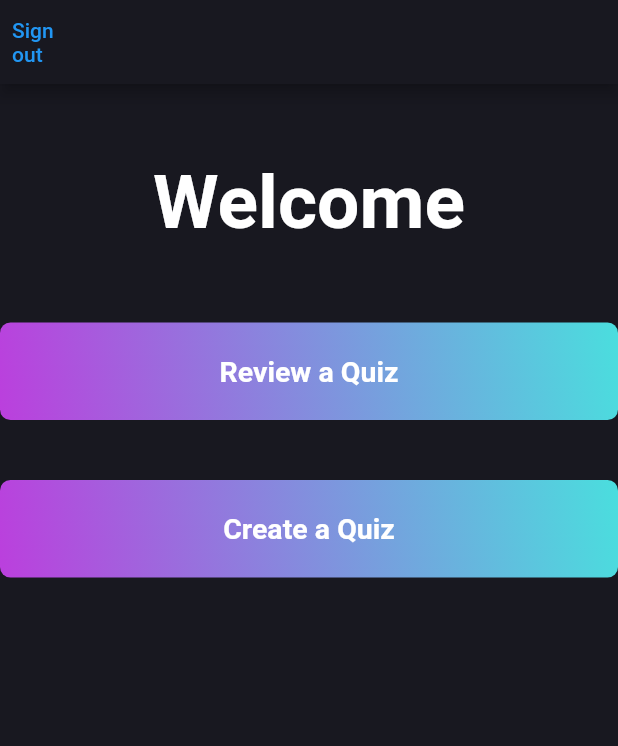
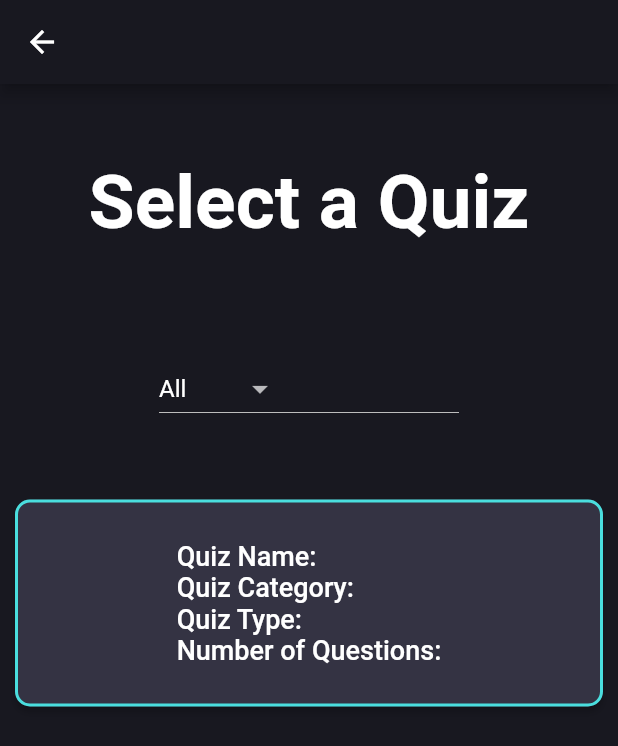
Before and after one commit to InnovaTech-21/Quiz_Attempt2, a Flutter app: the MenuPage screen opened directly, after a tap on "Review a Quiz", on a phone screen of 412 x 824 dp. Shown: the top 746 px of the screen. Run offline on Flutter 3.47's test engine with Material 2 defaults, Android fonts, the phone set to English and light mode, and no system bars; our stand-ins replace cloud_firestore, email_validator, firebase_auth, firebase_core, image_picker; accounts and stored records are empty; project files that could hold a hidden picture were left out.

Commit message:
changes to UI welcome, menu & select a quiz page

```diff
--- a/lib/Views/Home/homePage.dart
+++ b/lib/Views/Home/homePage.dart
@@ -38,9 +38,12 @@ class HomePage extends StatelessWidget {
               child: Row(
                 crossAxisAlignment: CrossAxisAlignment.start,
                 children: <Widget>[
-                  const Expanded(
+                  Expanded(
                     flex: 1,
-                    child: Welcome(),
+                    child: Padding(
+                      padding: EdgeInsets.only(bottom: 500.0), // Add padding to the bottom
+                      child: const Welcome(),
+                    ),
                   ),
                   Flexible(
                     flex: 1,
@@ -49,8 +52,7 @@ class HomePage extends StatelessWidget {
                       child: LayoutBuilder(
                         builder: (context, constraints) {
                           final buttonWidth = screenWidth > 600 ? 395.0 : constraints.maxWidth;
-                          const buttonHeight = 55.0;
-
+                          const buttonHeight = 65.0;
                           return SingleChildScrollView(
                             child: Column(
                               crossAxisAlignment: CrossAxisAlignment.center,
--- a/lib/menu.dart
+++ b/lib/menu.dart
@@ -5,6 +5,7 @@ import 'package:quiz_website/ColourPallete.dart';
 import 'package:quiz_website/Views/CreateQuiz/create_Quiz.dart';
 import 'package:quiz_website/Views/AnswerQuiz/ShortQuizAns.dart';
 import '../../main.dart';
+import 'package:quiz_website/selectAQuiz.dart';
 
 class MenuPage extends StatefulWidget {
   const MenuPage({Key? key}) : super(key: key);
@@ -94,13 +95,12 @@ class _MenuPageState extends State<MenuPage> {
                 ),
                 child: ElevatedButton(
                   onPressed: ()  {
-                    ///testing if shortquizAns works
-                    // Navigator.push(
-                    //   context,
-                    //   MaterialPageRoute(
-                    //       builder: (context) => const ShortQuizAnswer()),
-                    // );
+                    Navigator.push(
+                      context,
+                      MaterialPageRoute(
 
+                          builder: (context) => const SelectPage()),
+                    );
                   },
                   style: ElevatedButton.styleFrom(
                     fixedSize: const Size(450, 65), backgroundColor: Colors.transparent,
--- /dev/null
+++ b/lib/selectAQuiz.dart
@@ -0,0 +1,111 @@
+import 'package:cloud_firestore/cloud_firestore.dart';
+import 'package:firebase_auth/firebase_auth.dart';
+import 'package:flutter/material.dart';
+import 'package:quiz_website/ColourPallete.dart';
+import 'package:quiz_website/Views/CreateQuiz/create_Quiz.dart';
+import 'package:quiz_website/Views/AnswerQuiz/ShortQuizAns.dart';
+import '../../main.dart';
+
+class SelectPage extends StatefulWidget {
+  const SelectPage({Key? key}) : super(key: key);
+
+  @override
+  State<SelectPage> createState() => _SelectPageState();
+}
+
+class _SelectPageState extends State<SelectPage> {
+  String _selectedFilter = 'All'; // Variable to store selected filter, set initial value to 'All'
+
+  @override
+  Widget build(BuildContext context) {
+    return Scaffold(
+      appBar: AppBar(
+        backgroundColor: ColourPallete.backgroundColor,
+        leading: IconButton(
+          icon: Icon(Icons.arrow_back),
+          onPressed: () {
+            Navigator.push(
+              ///goes to welcome page
+              context,
+              MaterialPageRoute(builder: (context) => MyApp()),
+            );
+          },
+        ),
+      ),
+      backgroundColor: ColourPallete.backgroundColor,
+      body: Material(
+        color: ColourPallete.backgroundColor,
+        child: SingleChildScrollView(
+          child: Center(
+            child: Column(
+              children: <Widget>[
+                SizedBox(height: 50),
+                SizedBox(width: 150),
+                Text(
+                  "Select a Quiz",
+                  style: const TextStyle(
+                    fontWeight: FontWeight.bold,
+                    fontSize: 50,
+                  ),
+                ),
+                const SizedBox(height: 60),
+                Column(
+                  mainAxisAlignment: MainAxisAlignment.center,
+                  children: <Widget>[
+                    // ComboBox filter
+                    Column(
+                      mainAxisAlignment: MainAxisAlignment.center,
+                      children: <Widget>[
+                        // ComboBox filter
+                        Container(
+                          padding: EdgeInsets.all(10),
+                          child: SizedBox(
+                            width: 200,
+                            child: DropdownButton<String>(
+                              value: _selectedFilter,
+                              onChanged: (String? value) {
+                                setState(() {
+                                  _selectedFilter = value!;
+                                });
+                              },
+                              items: <String>['All', 'Anime', 'Kpop', 'Kdrama'] // Add 'All' as an option
+                                  .map<DropdownMenuItem<String>>((String value) {
+                                return DropdownMenuItem<String>(
+                                  value: value,
+                                  child: Text(value),
+                                );
+                              }).toList(),
+                            ),
+                          ),
+                        ),
+                        SizedBox(height: 30), // Add some spacing
+                        Container(
+                          padding: const EdgeInsets.all(10),
+                          child: SizedBox(
+                            width: 400,
+                            child: ElevatedButton(
+                              onPressed: () {
+                                // Add your onPressed logic here
+                              },
+                              style: ElevatedButton.styleFrom(
+                                padding: const EdgeInsets.all(27),
+                                primary: ColourPallete.borderColor,
+                                shape: RoundedRectangleBorder(
+                                    borderRadius: BorderRadius.circular(10),
+                                    side: BorderSide(
+                                      color: ColourPallete.gradient2,
+                                      width: 2,
+                                    )),
+                              ),
+                              child: Text(
+                                'Quiz Name:\nQuiz Category:\nQuiz Type:\nNumber of Questions:',
+                                style: TextStyle(fontSize: 18),
+                              ),
+                            ),
+                          ),
+                        ),
+                      ],
+                ),
+    ])])))));
+  }
+}
--- a/lib/widgets/welcome/welcome.dart
+++ b/lib/widgets/welcome/welcome.dart
@@ -14,12 +14,15 @@ class Welcome extends StatelessWidget {
             SizedBox(
               height: MediaQuery.of(context).size.height * 0.3,
               child: const Center(
-                child: Text(
-                  'INNOVATECH QUIZ PLATFORM',
-                  style: TextStyle(
-                    fontWeight: FontWeight.w800,
-                    height: 0.9,
-                    fontSize: 80,
+                child: FittedBox(
+                  fit: BoxFit.scaleDown,
+                  child: Text(
+                    'INNOVATECH\nQUIZ PLATFORM',
+                    style: TextStyle(
+                      fontWeight: FontWeight.w800,
+                      height: 0.9,
+                      fontSize: 70,
+                    ),
                   ),
                 ),
               ),
```
